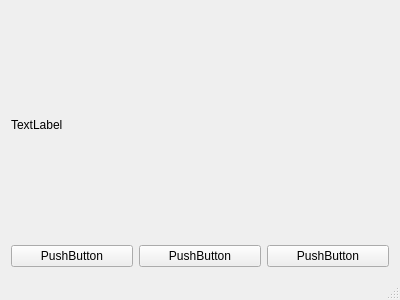
Qt form mainwindow.ui (wawa19933/linux-camera-test) before a commit.
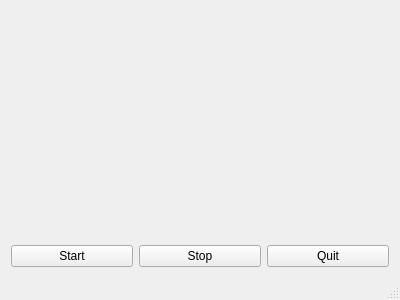
The same form after that commit.

What changed in the file:
```diff
--- a/mainwindow.ui
+++ b/mainwindow.ui
@@ -18,7 +18,7 @@
     <item>
      <widget class="QLabel" name="label">
       <property name="text">
-       <string>TextLabel</string>
+       <string/>
       </property>
      </widget>
     </item>
@@ -27,21 +27,21 @@
       <item>
        <widget class="QPushButton" name="pushButton">
         <property name="text">
-         <string>PushButton</string>
+         <string>Start</string>
         </property>
        </widget>
       </item>
       <item>
        <widget class="QPushButton" name="pushButton_2">
         <property name="text">
-         <string>PushButton</string>
+         <string>Stop</string>
         </property>
        </widget>
       </item>
       <item>
        <widget class="QPushButton" name="pushButton_3">
         <property name="text">
-         <string>PushButton</string>
+         <string>Quit</string>
         </property>
        </widget>
       </item>
```
Left out of the diff: 27 changed lines with no effect on the pictures.
